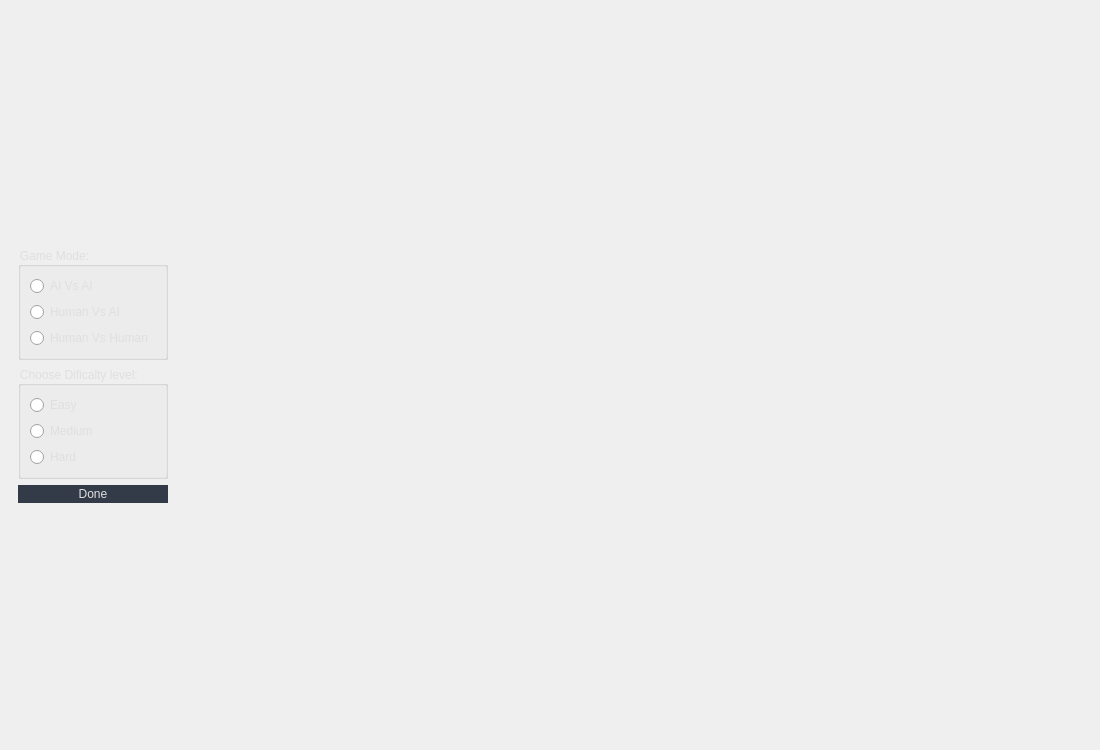
This is src/gui/forms/mainwindow.ui in Moatsm-prog/Othello-Game as Qt 5 draws it before an edit. The edited form follows.
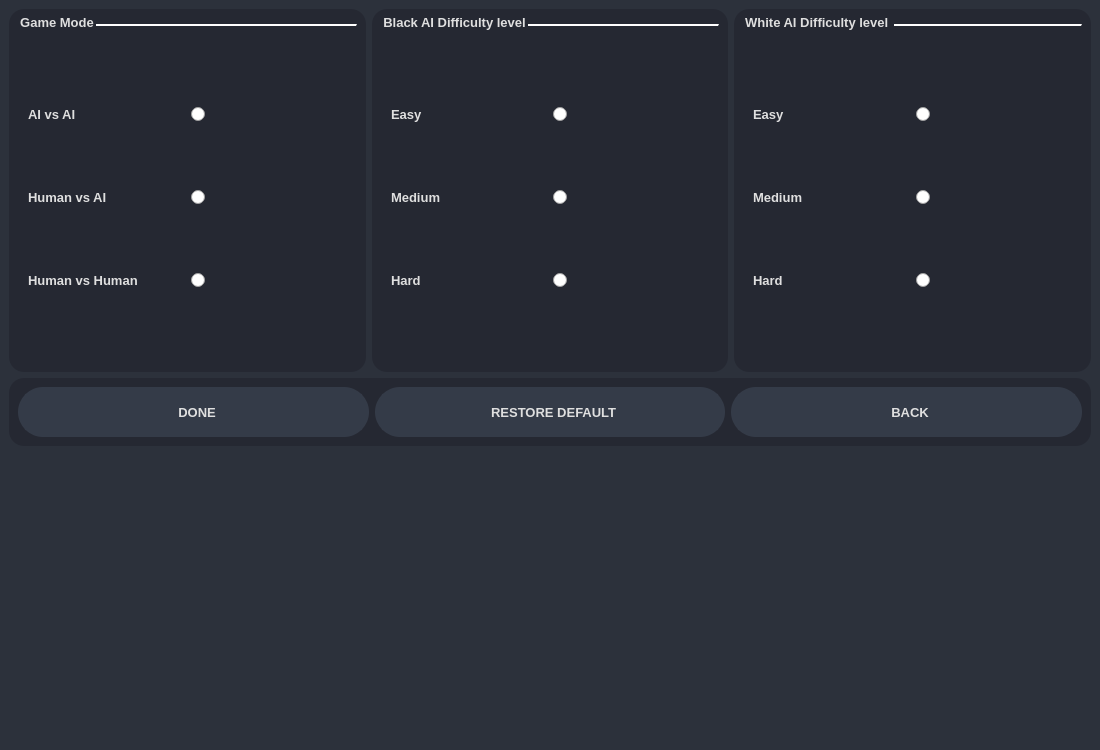
This is the edited form. Icons and pictures are not drawn. Custom widgets are drawn as their Qt base class.

Commit message: options window UI styling update

```diff
--- a/src/gui/forms/mainwindow.ui
+++ b/src/gui/forms/mainwindow.ui
@@ -738,91 +738,445 @@
 	background-color: rgb(35, 40, 49);
 	border: 2px solid rgb(43, 50, 61);
 }
-</string>
+/*Frame*/
+QFrame{
+	border-radius: 15px;
+	background-color: rgb(37, 40, 50);
+}
+QWidget#options_page{
+	background-color: rgb(44, 49, 59);
+}</string>
        </property>
-       <layout class="QVBoxLayout" name="verticalLayout_2">
-        <item alignment="Qt::AlignLeft|Qt::AlignVCenter">
-         <widget class="QFrame" name="main_page_frame">
+       <layout class="QVBoxLayout" name="verticalLayout_36">
+        <item>
+         <widget class="QWidget" name="widget" native="true">
           <property name="styleSheet">
-           <string notr="true"/>
+           <string notr="true">QGroupBox::title{
+    color: rgb(223, 223, 223);
+	top:-9px;
+}
+QGroupBox{
+        margin-top:6px; 
+        padding-top: 10px;
+        background-color: transparent;
+		border-top: 2px solid white;
+}</string>
           </property>
-          <layout class="QVBoxLayout" name="verticalLayout_3">
+          <layout class="QHBoxLayout" name="horizontalLayout_15">
+           <property name="leftMargin">
+            <number>0</number>
+           </property>
+           <property name="topMargin">
+            <number>0</number>
+           </property>
+           <property name="rightMargin">
+            <number>0</number>
+           </property>
+           <property name="bottomMargin">
+            <number>0</number>
+           </property>
            <item>
-            <layout class="QGridLayout" name="gridLayout">
-             <item row="1" column="0">
-              <layout class="QVBoxLayout" name="verticalLayout_4">
-               <item>
-                <widget class="QGroupBox" name="groupBox_2">
-                 <property name="title">
-                  <string>Choose Dificalty level: </string>
-                 </property>
-                 <layout class="QVBoxLayout" name="verticalLayout_10">
-                  <item>
-                   <widget class="QRadioButton" name="easy_option">
-                    <property name="text">
-                     <string>Easy</string>
-                    </property>
-                   </widget>
-                  </item>
-                  <item>
-                   <widget class="QRadioButton" name="medium_option">
-                    <property name="text">
-                     <string>Medium</string>
-                    </property>
-                   </widget>
-                  </item>
-                  <item>
-                   <widget class="QRadioButton" name="hard_option">
-                    <property name="text">
-                     <string>Hard</string>
-                    </property>
-                   </widget>
-                  </item>
-                 </layout>
-                </widget>
-               </item>
-              </layout>
-             </item>
-             <item row="0" column="0">
-              <layout class="QVBoxLayout" name="verticalLayout_5">
-               <item>
-                <widget class="QGroupBox" name="groupBox">
-                 <property name="title">
-                  <string>Game Mode:</string>
-                 </property>
-                 <layout class="QVBoxLayout" name="verticalLayout_9">
-                  <item>
-                   <widget class="QRadioButton" name="ai_ai_option">
-                    <property name="text">
-                     <string>AI Vs AI</string>
-                    </property>
-                   </widget>
-                  </item>
-                  <item>
-                   <widget class="QRadioButton" name="human_ai_option">
-                    <property name="text">
-                     <string>Human Vs AI</string>
-                    </property>
-                   </widget>
-                  </item>
-                  <item>
-                   <widget class="QRadioButton" name="human_human_option">
-                    <property name="text">
-                     <string>Human Vs Human</string>
-                    </property>
-                   </widget>
-                  </item>
-                 </layout>
-                </widget>
-               </item>
-              </layout>
-             </item>
-            </layout>
+            <widget class="QFrame" name="frame_7">
+             <property name="frameShape">
+              <enum>QFrame::StyledPanel</enum>
+             </property>
+             <property name="frameShadow">
+              <enum>QFrame::Raised</enum>
+             </property>
+             <layout class="QVBoxLayout" name="verticalLayout_30">
+              <item>
+               <widget class="QGroupBox" name="players_group_box">
+                <property name="font">
+                 <font>
+                  <pointsize>10</pointsize>
+                  <bold>true</bold>
+                 </font>
+                </property>
+                <property name="title">
+                 <string>Game Mode</string>
+                </property>
+                <property name="flat">
+                 <bool>false</bool>
+                </property>
+                <layout class="QVBoxLayout" name="verticalLayout_4">
+                 <item>
+                  <layout class="QHBoxLayout" name="horizontalLayout_7">
+                   <item>
+                    <widget class="QLabel" name="label">
+                     <property name="font">
+                      <font>
+                       <pointsize>10</pointsize>
+                       <bold>true</bold>
+                      </font>
+                     </property>
+                     <property name="text">
+                      <string>AI vs AI</string>
+                     </property>
+                    </widget>
+                   </item>
+                   <item>
+                    <widget class="AnimatedRadioButton" name="ai_ai_option">
+                     <property name="text">
+                      <string/>
+                     </property>
+                    </widget>
+                   </item>
+                  </layout>
+                 </item>
+                 <item>
+                  <layout class="QHBoxLayout" name="horizontalLayout_8">
+                   <item>
+                    <widget class="QLabel" name="label_2">
+                     <property name="font">
+                      <font>
+                       <pointsize>10</pointsize>
+                       <bold>true</bold>
+                      </font>
+                     </property>
+                     <property name="text">
+                      <string>Human vs AI</string>
+                     </property>
+                    </widget>
+                   </item>
+                   <item>
+                    <widget class="AnimatedRadioButton" name="human_ai_option">
+                     <property name="text">
+                      <string/>
+                     </property>
+                    </widget>
+                   </item>
+                  </layout>
+                 </item>
+                 <item>
+                  <layout class="QHBoxLayout" name="horizontalLayout_9">
+                   <item>
+                    <widget class="QLabel" name="label_3">
+                     <property name="font">
+                      <font>
+                       <pointsize>10</pointsize>
+                       <bold>true</bold>
+                      </font>
+                     </property>
+                     <property name="text">
+                      <string>Human vs Human</string>
+                     </property>
+                    </widget>
+                   </item>
+                   <item>
+                    <widget class="AnimatedRadioButton" name="human_human_option">
+                     <property name="text">
+                      <string/>
+                     </property>
+                    </widget>
+                   </item>
+                  </layout>
+                 </item>
+                </layout>
+               </widget>
+              </item>
+             </layout>
+            </widget>
            </item>
+           <item>
+            <widget class="QFrame" name="frame_8">
+             <property name="frameShape">
+              <enum>QFrame::StyledPanel</enum>
+             </property>
+             <property name="frameShadow">
+              <enum>QFrame::Raised</enum>
+             </property>
+             <layout class="QVBoxLayout" name="verticalLayout_32">
+              <item>
+               <widget class="QGroupBox" name="black_difficulty_group_box">
+                <property name="font">
+                 <font>
+                  <pointsize>10</pointsize>
+                  <bold>true</bold>
+                 </font>
+                </property>
+                <property name="title">
+                 <string>Black AI Difficulty level</string>
+                </property>
+                <property name="flat">
+                 <bool>false</bool>
+                </property>
+                <layout class="QVBoxLayout" name="verticalLayout_5">
+                 <item>
+                  <layout class="QHBoxLayout" name="horizontalLayout_10">
+                   <item>
+                    <widget class="QLabel" name="label_4">
+                     <property name="font">
+                      <font>
+                       <pointsize>10</pointsize>
+                       <bold>true</bold>
+                      </font>
+                     </property>
+                     <property name="text">
+                      <string>Easy</string>
+                     </property>
+                    </widget>
+                   </item>
+                   <item>
+                    <widget class="AnimatedRadioButton" name="easy_option">
+                     <property name="text">
+                      <string/>
+                     </property>
+                    </widget>
+                   </item>
+                  </layout>
+                 </item>
+                 <item>
+                  <layout class="QHBoxLayout" name="horizontalLayout_11">
+                   <item>
+                    <widget class="QLabel" name="label_6">
+                     <property name="font">
+                      <font>
+                       <pointsize>10</pointsize>
+                       <bold>true</bold>
+                      </font>
+                     </property>
+                     <property name="text">
+                      <string>Medium</string>
+                     </property>
+                    </widget>
+                   </item>
+                   <item>
+                    <widget class="AnimatedRadioButton" name="medium_option">
+                     <property name="text">
+                      <string/>
+                     </property>
+                    </widget>
+                   </item>
+                  </layout>
+                 </item>
+                 <item>
+                  <layout class="QHBoxLayout" name="horizontalLayout_12">
+                   <item>
+                    <widget class="QLabel" name="label_8">
+                     <property name="font">
+                      <font>
+                       <pointsize>10</pointsize>
+                       <bold>true</bold>
+                      </font>
+                     </property>
+                     <property name="text">
+                      <string>Hard</string>
+                     </property>
+                    </widget>
+                   </item>
+                   <item>
+                    <widget class="AnimatedRadioButton" name="hard_option">
+                     <property name="text">
+                      <string/>
+                     </property>
+                    </widget>
+                   </item>
+                  </layout>
+                 </item>
+                </layout>
+               </widget>
+              </item>
+             </layout>
+            </widget>
+           </item>
+           <item>
+            <widget class="QFrame" name="frame_9">
+             <property name="frameShape">
+              <enum>QFrame::StyledPanel</enum>
+             </property>
+             <property name="frameShadow">
+              <enum>QFrame::Raised</enum>
+             </property>
+             <layout class="QVBoxLayout" name="verticalLayout_34">
+              <item>
+               <widget class="QGroupBox" name="white_difficulty_group_box">
+                <property name="font">
+                 <font>
+                  <pointsize>10</pointsize>
+                  <bold>true</bold>
+                 </font>
+                </property>
+                <property name="title">
+                 <string>White AI Difficulty level </string>
+                </property>
+                <property name="flat">
+                 <bool>false</bool>
+                </property>
+                <layout class="QVBoxLayout" name="verticalLayout_9">
+                 <item>
+                  <layout class="QHBoxLayout" name="horizontalLayout_13">
+                   <item>
+                    <widget class="QLabel" name="label_10">
+                     <property name="font">
+                      <font>
+                       <pointsize>10</pointsize>
+                       <bold>true</bold>
+                      </font>
+                     </property>
+                     <property name="text">
+                      <string>Easy</string>
+                     </property>
+                    </widget>
+                   </item>
+                   <item>
+                    <widget class="AnimatedRadioButton" name="easy_option_2">
+                     <property name="text">
+                      <string/>
+                     </property>
+                    </widget>
+                   </item>
+                  </layout>
+                 </item>
+                 <item>
+                  <layout class="QHBoxLayout" name="horizontalLayout_14">
+                   <item>
+                    <widget class="QLabel" name="label_11">
+                     <property name="font">
+                      <font>
+                       <pointsize>10</pointsize>
+                       <bold>true</bold>
+                      </font>
+                     </property>
+                     <property name="text">
+                      <string>Medium</string>
+                     </property>
+                    </widget>
+                   </item>
+                   <item>
+                    <widget class="AnimatedRadioButton" name="medium_option_2">
+                     <property name="text">
+                      <string/>
+                     </property>
+                    </widget>
+                   </item>
+                  </layout>
+                 </item>
+                 <item>
+                  <layout class="QHBoxLayout" name="horizontalLayout_16">
+                   <item>
+                    <widget class="QLabel" name="label_12">
+                     <property name="font">
+                      <font>
+                       <pointsize>10</pointsize>
+                       <bold>true</bold>
+                      </font>
+                     </property>
+                     <property name="text">
+                      <string>Hard</string>
+                     </property>
+                    </widget>
+                   </item>
+                   <item>
+                    <widget class="AnimatedRadioButton" name="hard_option_2">
+                     <property name="text">
+                      <string/>
+                     </property>
+                    </widget>
+                   </item>
+                  </layout>
+                 </item>
+                </layout>
+               </widget>
+              </item>
+             </layout>
+            </widget>
+           </item>
+          </layout>
+         </widget>
+        </item>
+        <item alignment="Qt::AlignTop">
+         <widget class="QFrame" name="frame_10">
+          <property name="frameShape">
+           <enum>QFrame::StyledPanel</enum>
+          </property>
+          <property name="frameShadow">
+           <enum>QFrame::Raised</enum>
+          </property>
+          <layout class="QHBoxLayout" name="horizontalLayout_17">
            <item>
             <widget class="QPushButton" name="optionButton">
+             <property name="minimumSize">
+              <size>
+               <width>200</width>
+               <height>50</height>
+              </size>
+             </property>
+             <property name="font">
+              <font>
+               <pointsize>10</pointsize>
+               <bold>true</bold>
+              </font>
+             </property>
              <property name="text">
-              <string>Done</string>
+              <string>  DONE</string>
+             </property>
+             <property name="icon">
+              <iconset resource="../resources/resources.qrc">
+               <normaloff>:/icons48x48/icons/48x48/done_ico.png</normaloff>:/icons48x48/icons/48x48/done_ico.png</iconset>
+             </property>
+             <property name="iconSize">
+              <size>
+               <width>28</width>
+               <height>28</height>
+              </size>
+             </property>
+            </widget>
+           </item>
+           <item>
+            <widget class="QPushButton" name="default_options_btn">
+             <property name="minimumSize">
+              <size>
+               <width>200</width>
+               <height>50</height>
+              </size>
+             </property>
+             <property name="font">
+              <font>
+               <pointsize>10</pointsize>
+               <bold>true</bold>
+              </font>
+             </property>
+             <property name="text">
+              <string>  RESTORE DEFAULT</string>
+             </property>
+             <property name="icon">
+              <iconset resource="../resources/resources.qrc">
+               <normaloff>:/icons48x48/icons/48x48/restore_ico.png</normaloff>:/icons48x48/icons/48x48/restore_ico.png</iconset>
+             </property>
+             <property name="iconSize">
+              <size>
+               <width>28</width>
+               <height>28</height>
+              </size>
+             </property>
+            </widget>
+           </item>
+           <item>
+            <widget class="QPushButton" name="back_options_btn">
+             <property name="minimumSize">
+              <size>
+               <width>200</width>
+               <height>50</height>
+              </size>
+             </property>
+             <property name="font">
+              <font>
+               <pointsize>10</pointsize>
+               <bold>true</bold>
+              </font>
+             </property>
+             <property name="text">
+              <string>  BACK</string>
+             </property>
+             <property name="icon">
+              <iconset resource="../resources/resources.qrc">
+               <normaloff>:/icons48x48/icons/48x48/arrow_back_ico.png</normaloff>:/icons48x48/icons/48x48/arrow_back_ico.png</iconset>
+             </property>
+             <property name="iconSize">
+              <size>
+               <width>28</width>
+               <height>28</height>
+              </size>
              </property>
             </widget>
            </item>
@@ -836,6 +1190,13 @@
    </layout>
   </widget>
  </widget>
+ <customwidgets>
+  <customwidget>
+   <class>AnimatedRadioButton</class>
+   <extends>QRadioButton</extends>
+   <header>./headers/animatedradiobutton.h</header>
+  </customwidget>
+ </customwidgets>
  <resources>
   <include location="../resources/resources.qrc"/>
  </resources>
```
The commit also changes 10 other files.
